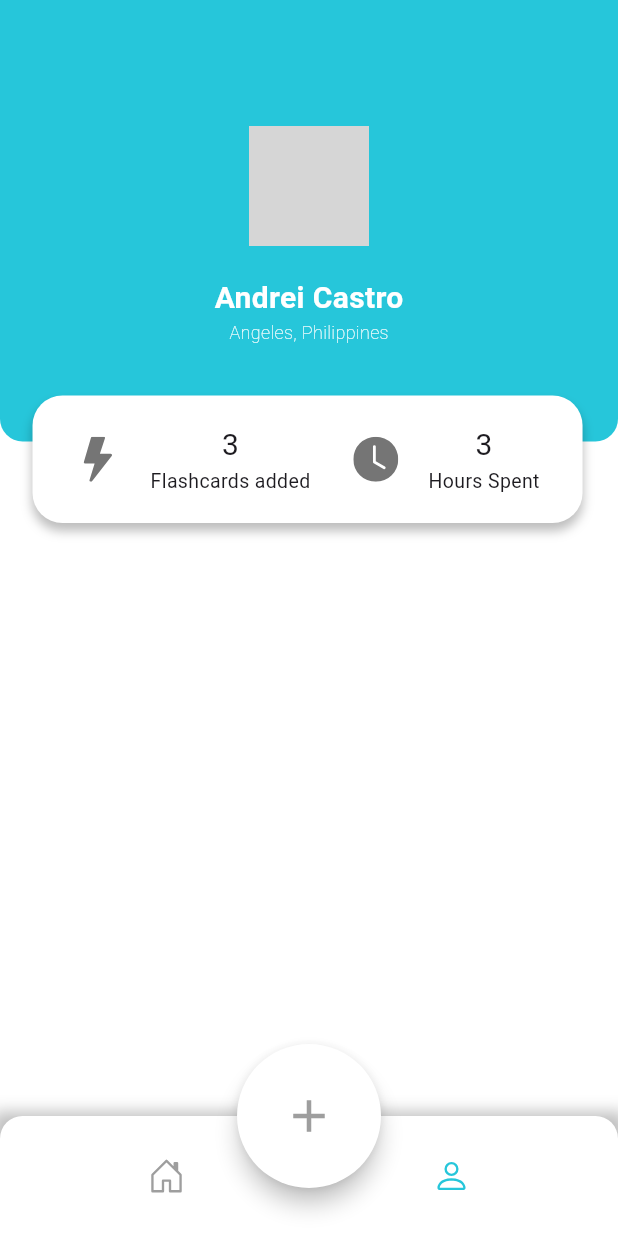
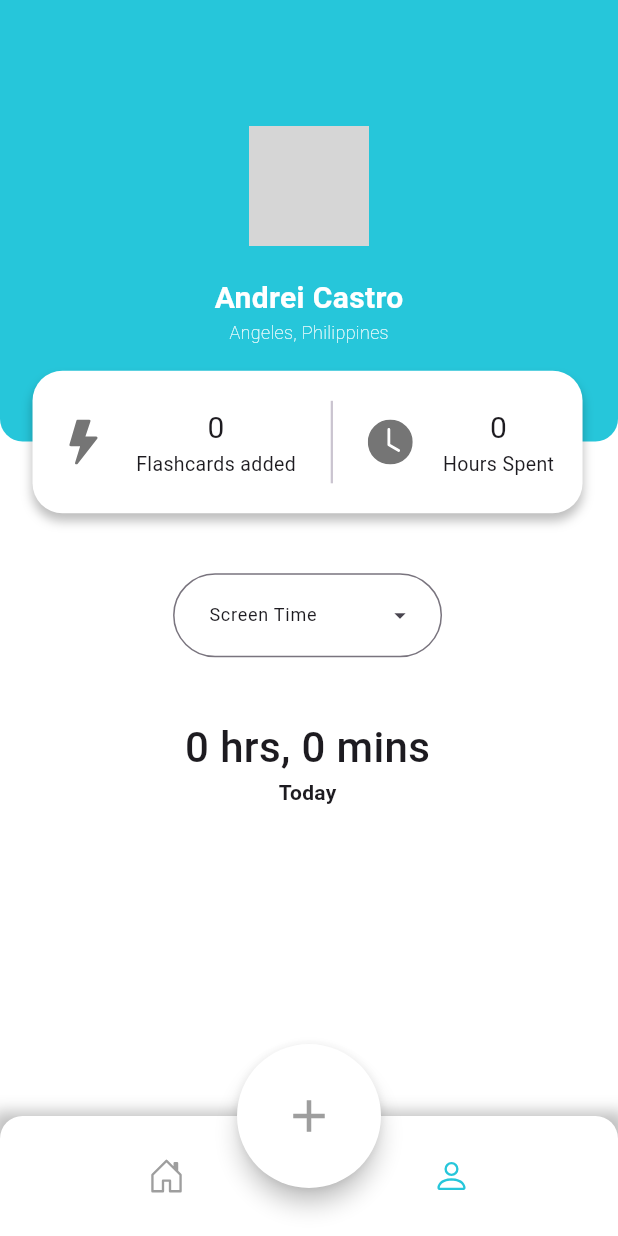
Before and after one commit to louiec612/project_fluttercse10, a Flutter app: the screen it shows after launch, after a tap on an icon or button, on a phone screen of 412 x 824 dp. Run offline on Flutter 3.47's test engine with Material 3 defaults, Android fonts, the phone set to English and light mode, and no system bars; drawn by our look-alikes of zoom_tap_animation; our stand-ins replace bootstrap_icons, google_fonts; network calls fail; grey boxes are pictures that could not be loaded.

Commit message:
profileView Info+Chart

```diff
--- /dev/null
+++ b/lib/getset.dart
@@ -0,0 +1,32 @@
+getWidthSize getWid = getWidthSize();
+getHeightSize getHgt = getHeightSize();
+getPosition getPos = getPosition();
+class getWidthSize{
+  late double _size;
+  set wSize(double value){
+    if(value>0){
+      _size = value;
+    }
+  }
+  double get wSize => _size;
+}
+
+class getHeightSize{
+  late double _size;
+  set hSize(double value){
+    if(value>0){
+      _size = value;
+    }
+  }
+  double get hSize => _size;
+}
+
+class getPosition{
+  late double height;
+  set hSize(double value){
+    if(value>0){
+      height = value;
+    }
+  }
+  double get hSize => height;
+}
--- a/lib/main.dart
+++ b/lib/main.dart
@@ -4,14 +4,14 @@ import 'package:zoom_tap_animation/zoom_tap_animation.dart';
 import 'view/flashcardsView.dart';
 import 'view/profileView.dart';
 import 'view/addCardView.dart';
+import 'package:project_fluttercse10/getset.dart';
 import 'package:google_fonts/google_fonts.dart';
 
 
 void main() {
   runApp(const MyApp());
 }
-getWidthSize getWid = getWidthSize();
-getHeightSize getHgt = getHeightSize();
+
 
 class MyApp extends StatelessWidget {
   const MyApp({super.key});
@@ -72,7 +72,6 @@ class _HomePageState extends State<HomePage> {
         foregroundColor: _fabColor,
         onPressed: () {
           _onButtonPressed(3);
-
         },
         shape: const CircleBorder(),
         child: const Icon(Icons.add),
--- /dev/null
+++ b/lib/test.dart
@@ -0,0 +1,55 @@
+import 'package:flutter/material.dart';
+
+class ExamplePage extends StatelessWidget {
+  @override
+  Widget build(BuildContext context) {
+    return Scaffold(
+      body: Column(
+        children: [
+          // Background occupying 1/3 of the screen
+          Container(
+            height: MediaQuery.of(context).size.height / 3,
+            color: Colors.blue,
+            child: Center(
+              child: Text(
+                "1/3 Background",
+                style: TextStyle(color: Colors.white, fontSize: 24),
+              ),
+            ),
+          ),
+          // Stack to overlay the Positioned widget
+          Stack(
+            clipBehavior: Clip.none, // Ensures Positioned can overflow
+            children: [
+              // Content below the background
+              Container(
+                color: Colors.white,
+                width: double.infinity,
+                height: MediaQuery.of(context).size.height * 2 / 3,
+                child: Center(
+                  child: Text("Content Below"),
+                ),
+              ),
+              // Widget positioned at the edge of the background
+              Positioned(
+                top: -40, // Negative value to "overlap" the background
+                left: MediaQuery.of(context).size.width / 4,
+                child: Container(
+                  height: 80,
+                  width: 200,
+                  color: Colors.red,
+                  child: Center(
+                    child: Text(
+                      "Positioned Widget",
+                      style: TextStyle(color: Colors.white),
+                    ),
+                  ),
+                ),
+              ),
+            ],
+          ),
+        ],
+      ),
+    );
+  }
+}
--- a/lib/view/flashcardsView.dart
+++ b/lib/view/flashcardsView.dart
@@ -2,6 +2,7 @@
 
 import 'package:flutter/material.dart';
 import 'package:project_fluttercse10/main.dart';
+import 'package:project_fluttercse10/getset.dart';
 //VIEW FOR FLASHCARD LISTS
 class flashcardView extends StatefulWidget {
   const flashcardView({super.key});
--- a/lib/view/profileView.dart
+++ b/lib/view/profileView.dart
@@ -2,6 +2,7 @@
 
 import 'package:bootstrap_icons/bootstrap_icons.dart';
 import 'package:flutter/material.dart';
+import 'package:project_fluttercse10/getset.dart';
 import 'package:project_fluttercse10/main.dart';
 import '../test.dart';
 
@@ -17,15 +18,14 @@ class _profileViewState extends State<profileView> {
   @override
   Widget build(BuildContext context) {
     return const Stack(children: [
-      UserBar(),
-      UserSpent(),
+      userBar(),
+      userSpent(),
     ]);
   }
 }
 
-
-class UserBar extends StatelessWidget {
-  const UserBar({
+class userBar extends StatelessWidget {
+  const userBar({
     super.key,
   });
 
@@ -39,71 +39,6 @@ class UserBar extends StatelessWidget {
           borderRadius:
               const BorderRadius.vertical(bottom: Radius.circular(15))),
       child: const UserInfo(),
-    );
-  }
-}
-
-class UserSpent extends StatelessWidget {
-  const UserSpent({
-    super.key,
-  });
-
-  @override
-  Widget build(BuildContext context) {
-
-    return Positioned(
-      top: getHgt.hSize *.32,
-      left: getWid.wSize/19,
-      child: Container(
-        width: getWid.wSize*0.89,
-        height: 85,
-        decoration: const BoxDecoration(
-          color: Colors.white,
-          borderRadius: BorderRadius.all(Radius.circular(20))
-          ,
-          boxShadow: [
-            BoxShadow(
-              offset: Offset(0, 5),
-              blurRadius: 5,
-              color: Colors.black26,
-            ),
-          ],),
-        child: Row(
-          mainAxisAlignment: MainAxisAlignment.spaceEvenly,
-          children: [
-            Row(
-              children: [
-                Icon(
-                  BootstrapIcons.lightning_fill,
-                  color: Colors.grey[600],
-                  size: 30,
-                ),
-                const SizedBox(width:20),
-                const Column(
-                  mainAxisAlignment: MainAxisAlignment.center,
-                  children: [
-                    Text('3',style: TextStyle(fontSize: 20)),
-                    Text('Flashcards added',style: TextStyle(fontSize: 13)),
-                  ],
-                ),
-              ],
-            ),
-            Row(
-              children: [
-                Icon(BootstrapIcons.clock_fill, color: Colors.grey[600], size: 30),
-                const SizedBox(width:20),
-                const Column(
-                  mainAxisAlignment: MainAxisAlignment.center,
-                  children: [
-                    Text('3',style: TextStyle(fontSize: 20)),
-                    Text('Hours Spent',style: TextStyle(fontSize: 13)),
-                  ],
-                ),
-              ],
-            )
-          ],
-        ),
-      ),
     );
   }
 }
@@ -151,3 +86,183 @@ class UserInfo extends StatelessWidget {
     );
   }
 }
+
+class userSpent extends StatefulWidget {
+  const userSpent({
+    super.key,
+  });
+
+  @override
+  State<userSpent> createState() => _userSpentState();
+}
+
+class _userSpentState extends State<userSpent> {
+  String fcCount = '0';
+  String hrCount = '0';
+  final GlobalKey widgetKey = GlobalKey();
+
+  @override
+  Widget build(BuildContext context) {
+    return Positioned(
+      top: getHgt.hSize * .30,
+      left: getWid.wSize / 19,
+      child: Column(
+        children: [
+          Container(
+            key: widgetKey,
+            width: getWid.wSize * 0.89,
+            height: 95,
+            decoration: const BoxDecoration(
+              color: Colors.white,
+              borderRadius: BorderRadius.all(Radius.circular(20)),
+              boxShadow: [
+                BoxShadow(
+                  offset: Offset(0, 5),
+                  blurRadius: 5,
+                  color: Colors.black26,
+                ),
+              ],
+            ),
+            child: Row(
+              mainAxisAlignment: MainAxisAlignment.spaceEvenly,
+              children: [
+                Row(
+                  children: [
+                    Icon(
+                      BootstrapIcons.lightning_fill,
+                      color: Colors.grey[600],
+                      size: 30,
+                    ),
+                    const SizedBox(width: 20),
+                    Column(
+                      mainAxisAlignment: MainAxisAlignment.center,
+                      children: [
+                        Text(fcCount, style: const TextStyle(fontSize: 20)),
+                        const Text('Flashcards added',
+                            style: TextStyle(fontSize: 13)),
+                      ],
+                    ),
+                  ],
+                ),
+                const VerticalDivider(
+                  width: 10,
+                  thickness: 1.5,
+                  indent: 20,
+                  endIndent: 20,
+                ),
+                Row(
+                  children: [
+                    Icon(BootstrapIcons.clock_fill,
+                        color: Colors.grey[600], size: 30),
+                    const SizedBox(width: 20),
+                    Column(
+                      mainAxisAlignment: MainAxisAlignment.center,
+                      children: [
+                        Text(hrCount, style: const TextStyle(fontSize: 20)),
+                        const Text('Hours Spent',
+                            style: TextStyle(fontSize: 13)),
+                      ],
+                    ),
+                  ],
+                ),
+              ],
+            ),
+          ),
+          const SizedBox(height: 40),
+          const userChartDropdown(),
+        ],
+      ),
+    );
+  }
+}
+
+class userChartDropdown extends StatefulWidget {
+  const userChartDropdown({super.key});
+
+  @override
+  State<userChartDropdown> createState() => _userChartDropdownState();
+}
+
+class _userChartDropdownState extends State<userChartDropdown> {
+  String? selectedValue;
+  @override
+  Widget build(BuildContext context) {
+    return Column(
+      children: <Widget>[
+        DropdownMenu<String>(
+          textStyle: TextStyle(
+
+            fontSize: 12,
+          ),
+          inputDecorationTheme: InputDecorationTheme(
+            contentPadding: const EdgeInsets.symmetric(horizontal: 20),
+            isDense: true,
+
+            border: OutlineInputBorder(
+              borderRadius: BorderRadius.circular(100),
+            ),
+
+          ),
+          enableSearch: false,
+          initialSelection: "Screen Time",
+          onSelected: (value) {
+            setState(() {
+              selectedValue = value;
+              print(selectedValue);
+            });
+          },
+          dropdownMenuEntries: const <DropdownMenuEntry<String>>[
+            DropdownMenuEntry(value: "Screen Time", label: "Screen Time"),
+            DropdownMenuEntry(value: "Option 2", label: "Option 2"),
+            DropdownMenuEntry(value: "Option 3", label: "Option 3"),
+          ],
+          menuStyle: MenuStyle(
+
+            elevation:
+                const WidgetStatePropertyAll(4), // Shadow effect for the menu
+            shape: WidgetStatePropertyAll(RoundedRectangleBorder(
+              borderRadius:
+                  BorderRadius.circular(5), // Rounded corners for the dropdown
+            )),
+
+            backgroundColor: const WidgetStatePropertyAll(Colors.white),
+          ),
+
+        ),
+        const SizedBox(height: 40),
+        const userChartInfo(),
+      ],
+    );
+  }
+}
+
+class userChartInfo extends StatefulWidget {
+  const userChartInfo({super.key});
+
+  @override
+  State<userChartInfo> createState() => _userChartInfoState();
+}
+
+class _userChartInfoState extends State<userChartInfo> {
+  String getHr = '0';
+  String getMn = '0';
+  @override
+  Widget build(BuildContext context) {
+    return Container(
+      child: Column(
+        children: [
+          Text("$getHr hrs, $getMn mins",
+              style: const TextStyle(
+                fontSize: 28,
+                fontWeight:FontWeight.w500,
+              )),
+          const Text("Today",
+              style: TextStyle(
+                fontSize: 14,
+                fontWeight: FontWeight.w600,
+              )),
+        ],
+      ),
+    );
+  }
+}
```
